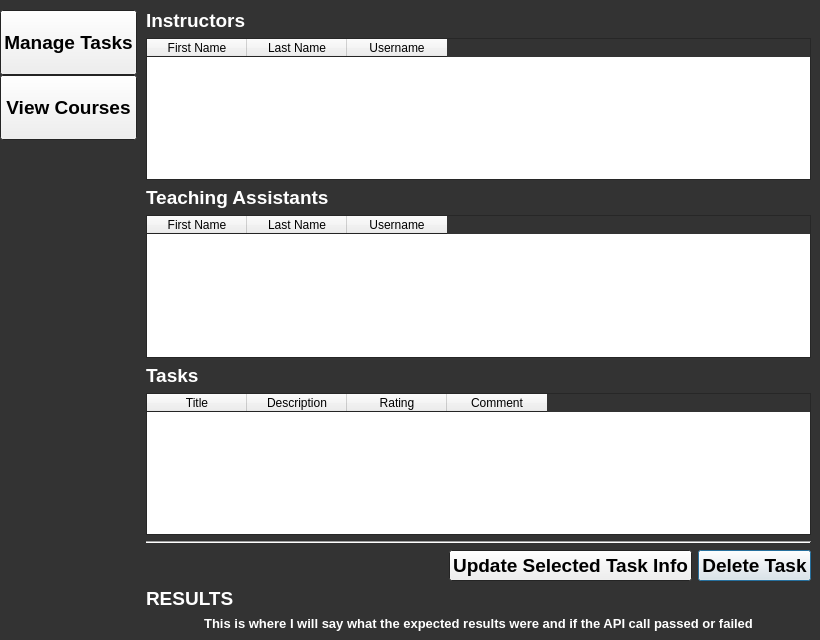
Above: TAEval-Client/apiwindow.ui from wfairclough/TAE before the change. Below: the same form after it.
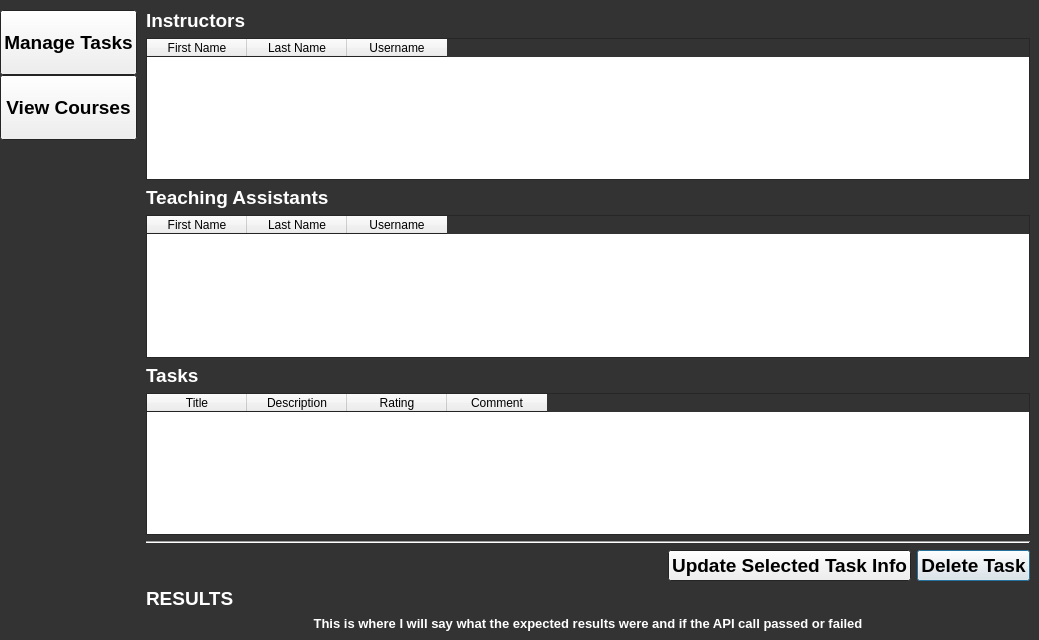
That is the form after the change.

What changed in the file:
```diff
--- a/TAEval-Client/apiwindow.ui
+++ b/TAEval-Client/apiwindow.ui
@@ -6,7 +6,7 @@
    <rect>
     <x>0</x>
     <y>0</y>
-    <width>820</width>
+    <width>1039</width>
     <height>640</height>
    </rect>
   </property>
```
Left out of the diff: 2 changed lines with no effect on the pictures.
